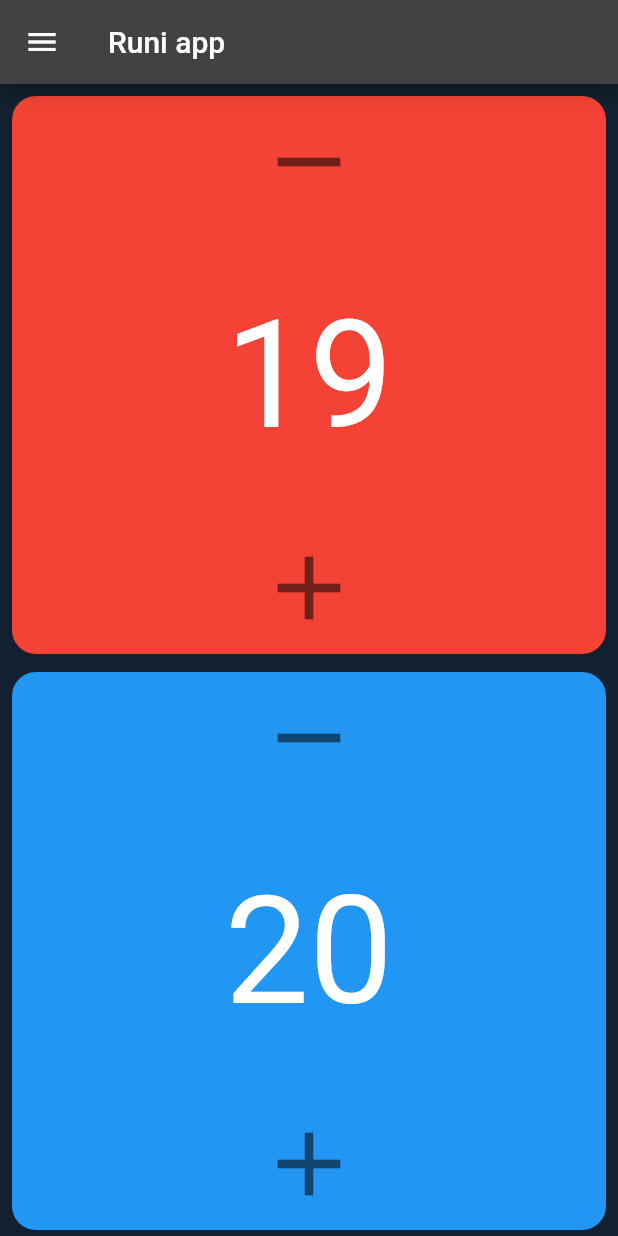
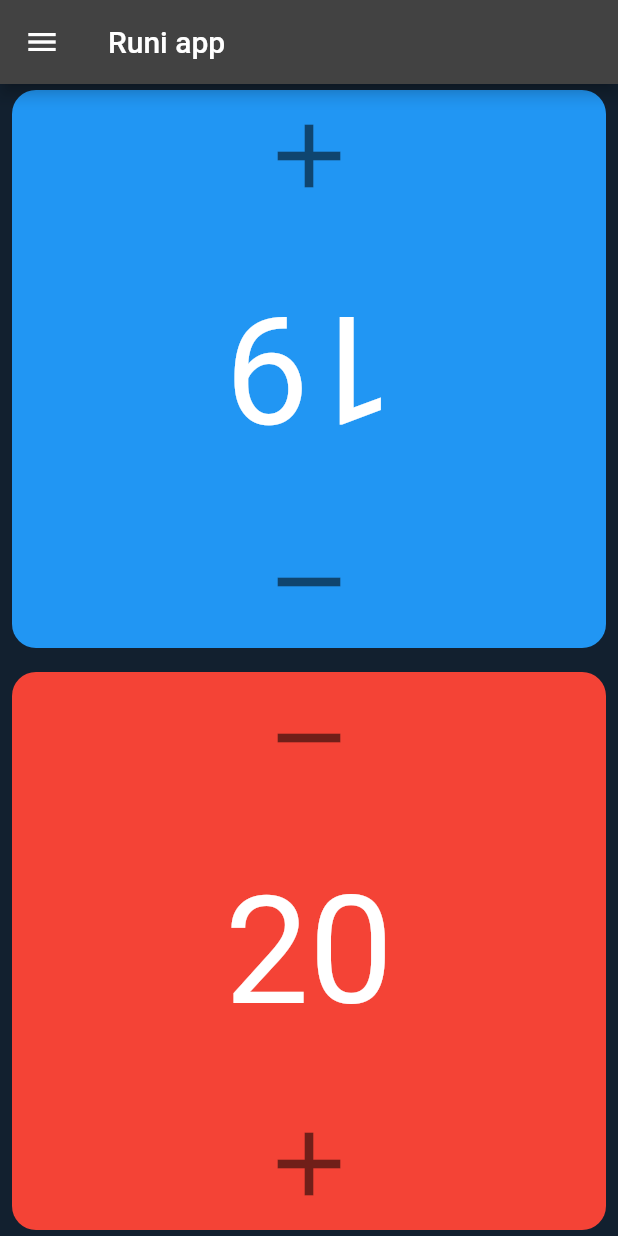
Before and after one commit to runiArnsbjornson/Apps_test_flutter, a Flutter app: the screen it shows after launch, after a tap on the "remove" icon, on a phone screen of 412 x 824 dp. Run offline on Flutter 3.47's test engine with Material 2 defaults, Android fonts, the phone set to English and light mode, and no system bars; our stand-ins replace bloc; generated files the repository leaves out were written again.

Commit message:
archi + alert fonctionnelle
merci pour les conseils et le ctrl+ space

```diff
--- a/runi_app/lib/app/app.dart
+++ b/runi_app/lib/app/app.dart
@@ -1,194 +1,22 @@
 import 'package:flutter/material.dart';
+import 'package:runi_app/l10n/l10n.dart';
+import 'package:runi_app/page/game_page.dart';
 
 const Color darkBlue = Color.fromARGB(255, 18, 32, 47);
 
-class MyApp extends StatefulWidget {
+class MyApp extends StatelessWidget {
   const MyApp({super.key});
-
-  @override
-  State<MyApp> createState() => _MyAppState();
-}
-
-class _MyAppState extends State<MyApp> {
-  final Player p1 = Player(2, 20);
-  final Player p2 = Player(2, 20);
 
   @override
   Widget build(BuildContext context) {
     return MaterialApp(
+      localizationsDelegates: AppLocalizations.localizationsDelegates,
+      supportedLocales: AppLocalizations.supportedLocales,
       theme: ThemeData.dark().copyWith(
         scaffoldBackgroundColor: darkBlue,
       ),
       debugShowCheckedModeBanner: false,
-      home: Scaffold(
-        appBar: AppBar(
-          title: const Text('Runi app'),
-        ),
-        drawer: Drawer(
-          child: ListView(
-            children: <Widget>[
-              const DrawerHeader(
-                decoration: BoxDecoration(
-                  color: Colors.deepOrangeAccent,
-                ),
-                child: Text(
-                  'Header',
-                  style: TextStyle(
-                    color: Colors.white,
-                    fontSize: 24,
-                  ),
-                ),
-              ),
-              ListTile(
-                leading: IconButton(
-                  iconSize: 36,
-                  icon: const Icon(
-                    Icons.cached,
-                  ),
-                  onPressed: _resetPlayers,
-                ),
-                title:  const AlertReset(),
-              ),
-            ],
-          ),
-        ),
-        body: Center(
-          child: Column(
-            mainAxisAlignment: MainAxisAlignment.spaceEvenly,
-            children: [
-              Expanded(
-                child: Padding(
-                  padding: const EdgeInsets.fromLTRB(8, 8, 8, 4),
-                  child: PlayerWidget(
-                    color: Colors.red,
-                    player: p1,
-                  ),
-                ),
-              ),
-              Expanded(
-                child: Padding(
-                  padding: const EdgeInsets.fromLTRB(8, 8, 8, 4),
-                  child: PlayerWidget(
-                    color: Colors.blue,
-                    player: p2,
-                  ),
-                ),
-              ),
-            ],
-          ),
-        ),
-      ),
-    );
-  }
-
-  void _resetPlayers() {
-    setState(() {
-      p1.reset();
-      p2.reset();
-    });
-  }
-}
-
-class Player {
-  Player(this.id, this.startHp) : hp = startHp;
-
-  final int id;
-  int startHp;
-  int hp;
-
-  void reset() {
-    hp = startHp;
-  }
-}
-
-class PlayerWidget extends StatefulWidget {
-  const PlayerWidget({super.key, required this.color, required this.player});
-
-  final Color color;
-  final Player player;
-
-  @override
-  State<PlayerWidget> createState() => _PlayerWidgetState();
-}
-
-class _PlayerWidgetState extends State<PlayerWidget> {
-  @override
-  Widget build(BuildContext context) {
-    return DecoratedBox(
-      decoration: BoxDecoration(
-        color: widget.color,
-        borderRadius: BorderRadius.circular(16),
-      ),
-      child: Column(
-        children: <Widget>[
-          IconButton(
-            iconSize: 72,
-            color: Colors.black54,
-            icon: const Icon(Icons.remove),
-            onPressed: () => setState(() {
-              widget.player.hp--;
-            }),
-          ),
-          Expanded(
-            child: Center(
-              child: LayoutBuilder(
-                builder: (BuildContext context, BoxConstraints constraints) {
-                  return Text(
-                    widget.player.hp.toString(),
-                    style: TextStyle(
-                      fontSize: constraints.maxHeight >= 100 ? 100 : 54,
-                    ),
-                  );
-                },
-              ),
-            ),
-          ),
-          IconButton(
-            iconSize: 72,
-            color: Colors.black54,
-            icon: const Icon(Icons.add),
-            onPressed: () => setState(() {
-              widget.player.hp++;
-            }),
-          ),
-        ],
-      ),
+      home: const GamePage(),
     );
   }
 }
-
-class AlertReset extends StatelessWidget {
-  const AlertReset({super.key});
-
-  @override
-  Widget build(BuildContext context) {
-    return TextButton(
-      onPressed: () => showDialog<String>(
-        context: context,
-        builder: (BuildContext context) => AlertDialog(
-          title: const Text('Reset'),
-          content: const Text('Are you sure ?'),
-          actions: <Widget>[
-            TextButton(
-              onPressed: () => Navigator.pop(context, 'Cancel'),
-              child: const Text('Cancel'),
-            ),
-            TextButton(
-              onPressed: () {
-                Navigator.pop(context, 'Reset');
-         //       _resetPlayer;
-              },
-              child: const Text('Reset'),
-            ),
-          ],
-        ),
-      ),
-      child: const Text(
-        'Reset HP',
-        style: TextStyle(
-          fontSize: 24,
-        ),
-      ),
-    );
-  }
-}
--- /dev/null
+++ b/runi_app/lib/models/player.dart
@@ -0,0 +1,15 @@
+class Player {
+  Player(this.id, this.startHp) : _hp = startHp;
+
+  final int id;
+  int startHp;
+  int _hp;
+
+  int get hp => _hp;
+
+  void reset() => _hp = startHp;
+
+  void increaseHp() => _hp++;
+
+  void decreaseHp() => _hp--;
+}
--- /dev/null
+++ b/runi_app/lib/page/game_page.dart
@@ -0,0 +1,93 @@
+import 'dart:math';
+
+import 'package:flutter/material.dart';
+import 'package:runi_app/l10n/l10n.dart';
+import 'package:runi_app/models/player.dart';
+import 'package:runi_app/widgets/dialog/reset_dialog.dart';
+import 'package:runi_app/widgets/player_widget.dart';
+
+class GamePage extends StatefulWidget {
+  const GamePage({super.key});
+
+  @override
+  State<GamePage> createState() => _GamePageState();
+}
+
+class _GamePageState extends State<GamePage> {
+  final Player p1 = Player(1, 20);
+  final Player p2 = Player(2, 20);
+
+  @override
+  Widget build(BuildContext context) {
+    return Scaffold(
+      appBar: AppBar(
+        title: const Text('Runi app'),
+      ),
+      drawer: Drawer(
+        child: ListView(
+          children: <Widget>[
+            const DrawerHeader(
+              decoration: BoxDecoration(
+                color: Colors.deepOrangeAccent,
+              ),
+              child: Text(
+                'Header',
+                style: TextStyle(
+                  color: Colors.white,
+                  fontSize: 24,
+                ),
+              ),
+            ),
+            ListTile(
+              leading: const Icon(
+                Icons.cached,
+                size: 36,
+              ),
+              title: Text(context.l10n.hpResetButtonText),
+              onTap: () => showDialog<void>(
+                context: context,
+                builder: (context) =>
+                    ResetDialog(resetOnConfirm: _resetPlayers),
+              ),
+            ),
+          ],
+        ),
+      ),
+      body: Center(
+        child: Column(
+          mainAxisAlignment: MainAxisAlignment.spaceEvenly,
+          children: [
+            Expanded(
+              child: Transform.rotate(
+                angle: pi,
+                child: Padding(
+                  padding: const EdgeInsets.fromLTRB(8, 8, 8, 4),
+                  child: PlayerWidget(
+                    color: Colors.blue,
+                    player: p1,
+                  ),
+                ),
+              ),
+            ),
+            Expanded(
+              child: Padding(
+                padding: const EdgeInsets.fromLTRB(8, 8, 8, 4),
+                child: PlayerWidget(
+                  color: Colors.red,
+                  player: p2,
+                ),
+              ),
+            ),
+          ],
+        ),
+      ),
+    );
+  }
+
+  void _resetPlayers() {
+    setState(() {
+      p1.reset();
+      p2.reset();
+    });
+  }
+}
--- /dev/null
+++ b/runi_app/lib/widgets/player_widget.dart
@@ -0,0 +1,66 @@
+import 'package:flutter/material.dart';
+import 'package:runi_app/models/player.dart';
+
+class PlayerWidget extends StatefulWidget {
+  const PlayerWidget({super.key, required this.color, required this.player});
+
+  final Color color;
+  final Player player;
+
+  @override
+  State<PlayerWidget> createState() => _PlayerWidgetState();
+}
+
+class _PlayerWidgetState extends State<PlayerWidget> {
+  @override
+  Widget build(BuildContext context) {
+    return DecoratedBox(
+      decoration: BoxDecoration(
+        color: widget.color,
+        borderRadius: BorderRadius.circular(16),
+      ),
+      child: Column(
+        children: <Widget>[
+          IconButton(
+            iconSize: 72,
+            color: Colors.black54,
+            icon: const Icon(Icons.remove),
+            onPressed: decreaseHp,
+          ),
+          Expanded(
+            child: Center(
+              child: LayoutBuilder(
+                builder: (BuildContext context, BoxConstraints constraints) {
+                  return Text(
+                    widget.player.hp.toString(),
+                    style: TextStyle(
+                      fontSize: constraints.maxHeight >= 100 ? 100 : 54,
+                    ),
+                  );
+                },
+              ),
+            ),
+          ),
+          IconButton(
+            iconSize: 72,
+            color: Colors.black54,
+            icon: const Icon(Icons.add),
+            onPressed: increaseHp,
+          ),
+        ],
+      ),
+    );
+  }
+
+  void decreaseHp() {
+    setState(() {
+      widget.player.decreaseHp();
+    });
+  }
+
+  void increaseHp() {
+    setState(() {
+      widget.player.increaseHp();
+    });
+  }
+}
```
Also changed, not shown: runi_app/lib/l10n/arb/app_en.arb (+11 -1 lines), runi_app/lib/l10n/arb/app_es.arb (deleted, +0 -7 lines), runi_app/lib/widgets/dialog/reset_dialog.dart (added, +28 -0 lines), 5 other files.
